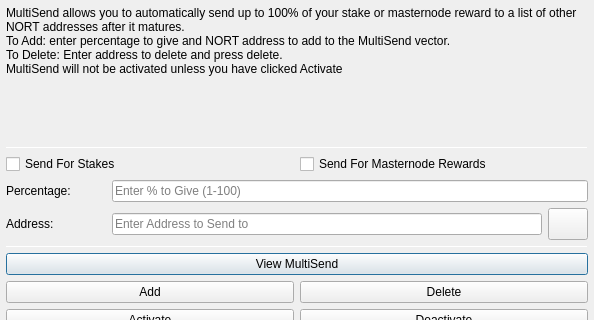
This is src/qt/forms/multisenddialog.ui in epiccoinio/Epic as Qt 5 draws it before an edit; both pictures show x 0 to 594 and y 0 to 320 of the 594 by 523 pixel window. The edited form follows.
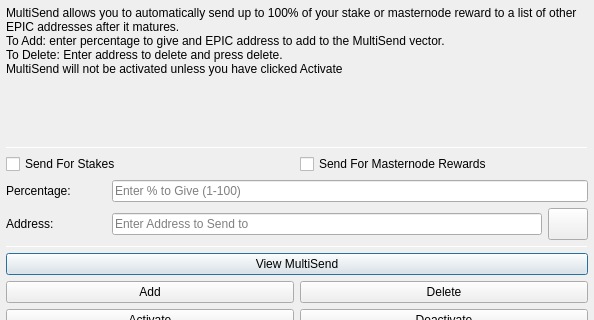
This is the edited form. Icons and pictures are not drawn.

The edit to the form file:
```diff
--- a/src/qt/forms/multisenddialog.ui
+++ b/src/qt/forms/multisenddialog.ui
@@ -37,8 +37,8 @@
         <number>1</number>
        </property>
        <property name="text">
-        <string>MultiSend allows you to automatically send up to 100% of your stake or masternode reward to a list of other NORT addresses after it matures.
-To Add: enter percentage to give and NORT address to add to the MultiSend vector.
+        <string>MultiSend allows you to automatically send up to 100% of your stake or masternode reward to a list of other EPIC addresses after it matures.
+To Add: enter percentage to give and EPIC address to add to the MultiSend vector.
 To Delete: Enter address to delete and press delete.
 MultiSend will not be activated unless you have clicked Activate</string>
        </property>
```
